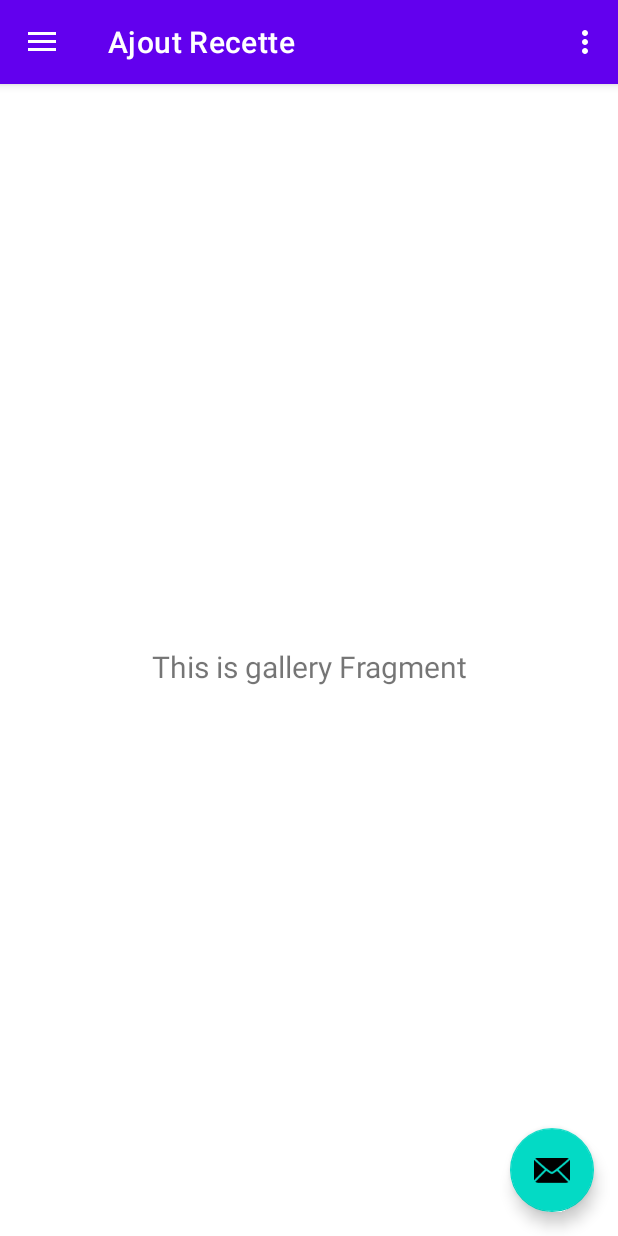
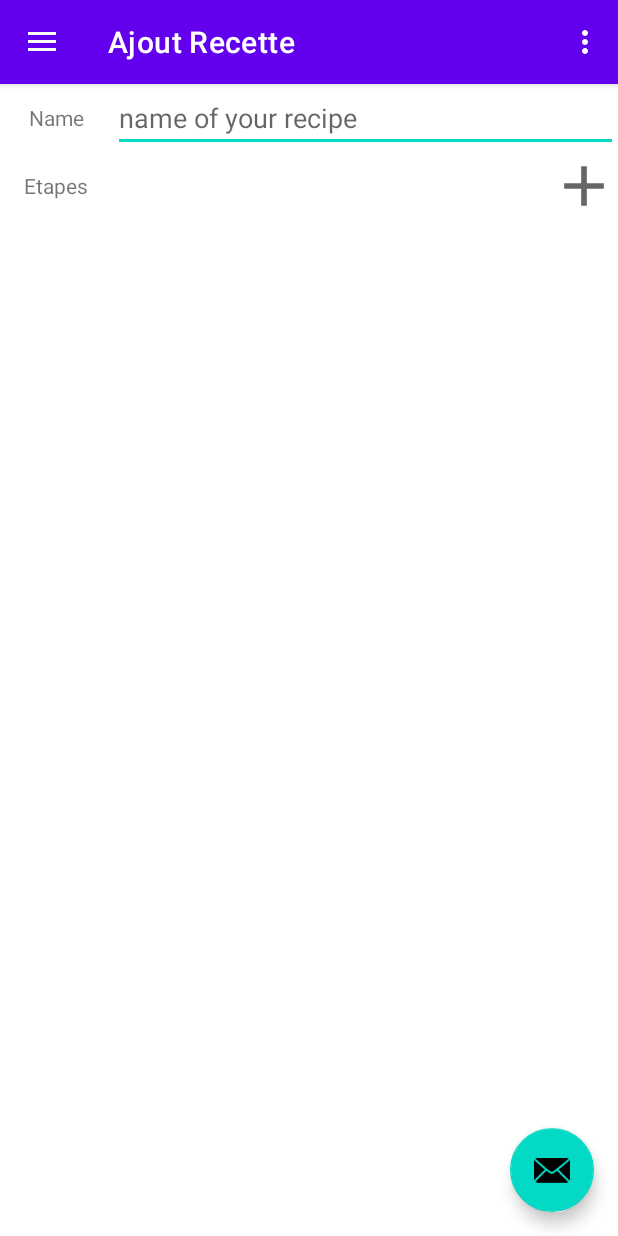
Before and after one commit to Nanok09/CentraleCookingClub, an Android app: the screen it shows after launch (MainActivity), in the side drawer, after a tap on "Ajout Recette", on a phone screen of 412 x 824 dp. Run offline under Robolectric (Android 15) with nearby library versions, the light colour scheme and no system bars; our stand-ins replace Room's generated code, navigation-ui; 2 statements that could not run were skipped.

Commit message:
commencement ajout fragment pour ajouter recette

```diff
--- /dev/null
+++ b/app/src/main/res/drawable/ic_add_24.xml
@@ -0,0 +1,10 @@
+<vector xmlns:android="http://schemas.android.com/apk/res/android"
+    android:width="24dp"
+    android:height="24dp"
+    android:viewportWidth="24"
+    android:viewportHeight="24"
+    android:tint="?attr/colorControlNormal">
+  <path
+      android:fillColor="@android:color/white"
+      android:pathData="M19,13h-6v6h-2v-6H5v-2h6V5h2v6h6v2z"/>
+</vector>
--- a/app/src/main/res/layout/fragment_gallery.xml
+++ b/app/src/main/res/layout/fragment_gallery.xml
@@ -5,18 +5,44 @@
     android:layout_width="match_parent"
     android:layout_height="match_parent"
     tools:context=".ui.gallery.GalleryFragment">
+    <TextView
+        android:gravity="center"
+        android:id="@+id/tNameTV"
+        android:layout_width="75dp"
+        android:layout_height="45dp"
+        android:text="Name"
+        app:layout_constraintStart_toStartOf="parent"
+        app:layout_constraintTop_toTopOf="parent" />
+
+    <EditText
+        android:id="@+id/ETname"
+        android:hint="name of your recipe"
+        android:layout_width="match_parent"
+        android:layout_height="45dp"
+        android:layout_marginStart="75dp"
+        app:layout_constraintTop_toTopOf="parent" />
 
     <TextView
-        android:id="@+id/text_gallery"
+        android:gravity="center"
+        android:id="@+id/EtapeTV"
+        android:layout_width="75dp"
+        android:layout_height="45dp"
+        android:text="Etapes"
+        app:layout_constraintStart_toStartOf="parent"
+        app:layout_constraintTop_toBottomOf="@id/tNameTV" />
+
+    <ImageView
+        android:src="@drawable/ic_add_24"
+        android:layout_width="45dp"
+        android:layout_height="45dp"
+        app:layout_constraintEnd_toEndOf="parent"
+        app:layout_constraintTop_toBottomOf="@id/ETname"/>
+
+    <androidx.recyclerview.widget.RecyclerView
+        android:id="@+id/editRecipeRecyclerView"
         android:layout_width="match_parent"
-        android:layout_height="wrap_content"
-        android:layout_marginStart="8dp"
-        android:layout_marginTop="8dp"
-        android:layout_marginEnd="8dp"
-        android:textAlignment="center"
-        android:textSize="20sp"
-        app:layout_constraintBottom_toBottomOf="parent"
-        app:layout_constraintEnd_toEndOf="parent"
-        app:layout_constraintStart_toStartOf="parent"
-        app:layout_constraintTop_toTopOf="parent" />
+        android:layout_height="match_parent"
+        tools:layout_editor_absoluteX="0dp"
+        tools:layout_editor_absoluteY="1dp"
+        android:layout_marginTop="90dp"/>
 </androidx.constraintlayout.widget.ConstraintLayout>
```
Also changed, not shown: app/src/main/java/com/example/centralecookingclub/data/model/EditRecipe.kt (added, +10 -0 lines), app/src/main/java/com/example/centralecookingclub/ui/adapter/EditRecipeRecyclerAdapter.kt (added, +53 -0 lines), app/src/main/res/drawable/ic_baseline_edit_24.xml (added, +10 -0 lines), app/src/main/res/drawable/ic_baseline_hourglass_empty_24.xml (added, +10 -0 lines), app/src/main/res/layout/edit_recipe.xml (added, +54 -0 lines).
